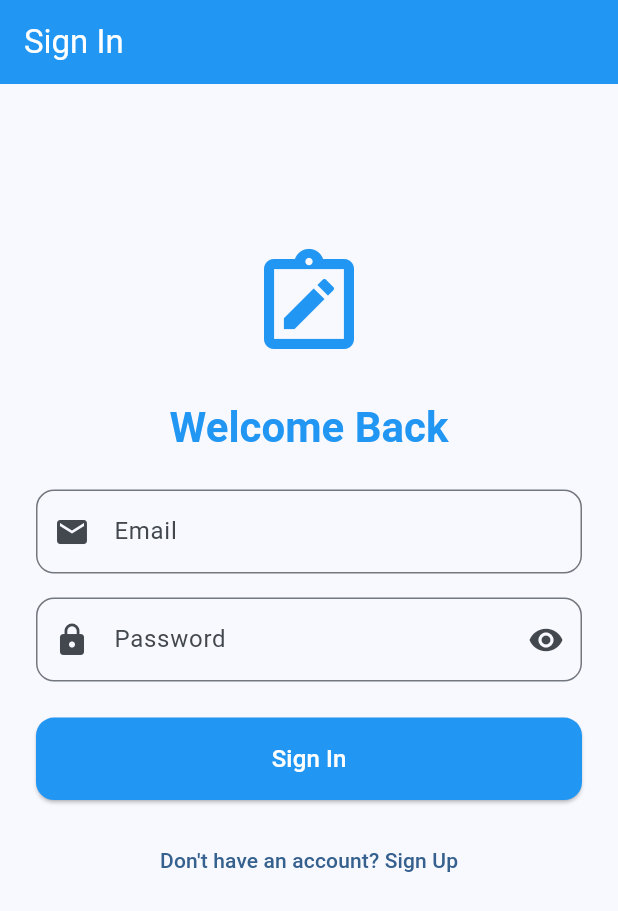
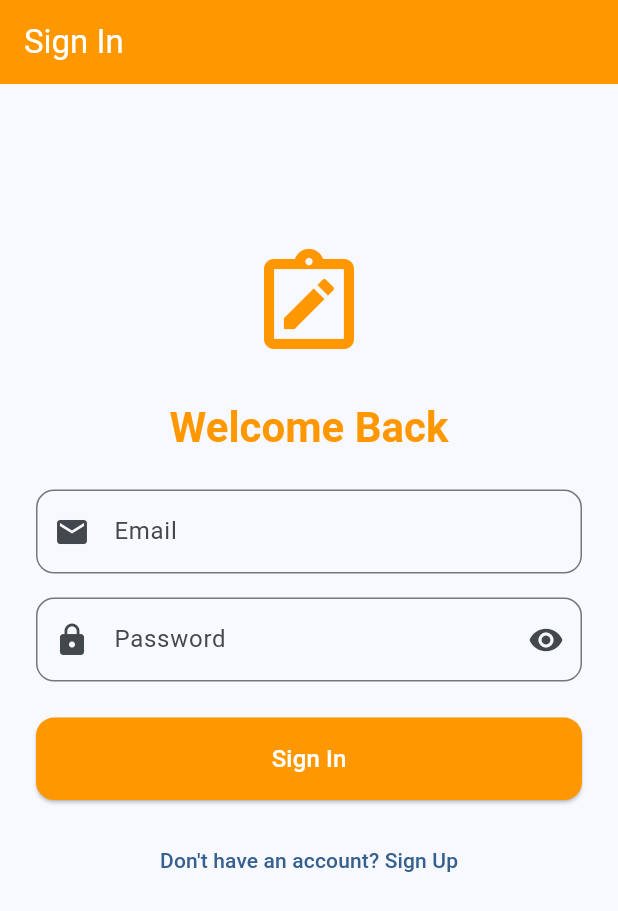
Before and after one commit to belladev250/Notes-app, a Flutter app: the screen it shows after launch, on a phone screen of 412 x 824 dp. Shown: the top 911 px of the screen. Run offline on Flutter 3.47's test engine with Material 3 defaults, Android fonts, the phone set to English and light mode, and no system bars; our stand-ins replace cloud_firestore, equatable, firebase_auth, firebase_core, flutter_bloc; accounts and stored records are empty.

Commit message:
new changes

```diff
--- a/lib/presentation/screens/auth/login_screen.dart
+++ b/lib/presentation/screens/auth/login_screen.dart
@@ -1,10 +1,8 @@
-/// Authentication Screen
-///
 /// Handles both sign-in and sign-up functionality with:
 /// - Form validation for email and password
 /// - Loading states during authentication
-/// - Error handling and user feedback
-/// - Toggle between sign-in and sign-up modes
+
+library;
 
 import 'package:flutter/material.dart';
 import 'package:flutter_bloc/flutter_bloc.dart';
@@ -58,7 +56,7 @@ class _LoginScreenState extends State<LoginScreen> {
     return Scaffold(
       appBar: AppBar(
         title: Text(_isSignUp ? 'Sign Up' : 'Sign In'),
-        backgroundColor: Colors.blue,
+        backgroundColor: Colors.orange,
         foregroundColor: Colors.white,
       ),
       body: BlocConsumer<AuthBloc, AuthState>(
@@ -88,18 +86,22 @@ class _LoginScreenState extends State<LoginScreen> {
                     mainAxisAlignment: MainAxisAlignment.center,
                     crossAxisAlignment: CrossAxisAlignment.stretch,
                     children: [
-                      SizedBox(height: MediaQuery.of(context).size.height * 0.1),
+                      SizedBox(
+                          height: MediaQuery.of(context).size.height * 0.1),
                       const Icon(
                         Icons.note_alt_outlined,
                         size: 80,
-                        color: Colors.blue,
+                        color: Colors.orange,
                       ),
                       const SizedBox(height: 24),
                       Text(
                         _isSignUp ? 'Create Account' : 'Welcome Back',
-                        style: Theme.of(context).textTheme.headlineMedium?.copyWith(
+                        style: Theme.of(context)
+                            .textTheme
+                            .headlineMedium
+                            ?.copyWith(
                               fontWeight: FontWeight.bold,
-                              color: Colors.blue,
+                              color: Colors.orange,
                             ),
                         textAlign: TextAlign.center,
                       ),
@@ -145,7 +147,7 @@ class _LoginScreenState extends State<LoginScreen> {
                       ElevatedButton(
                         onPressed: state is AuthLoading ? null : _submit,
                         style: ElevatedButton.styleFrom(
-                          backgroundColor: Colors.blue,
+                          backgroundColor: Colors.orange,
                           foregroundColor: Colors.white,
                           padding: const EdgeInsets.symmetric(vertical: 16),
                           shape: RoundedRectangleBorder(
@@ -158,7 +160,8 @@ class _LoginScreenState extends State<LoginScreen> {
                                 width: 20,
                                 child: CircularProgressIndicator(
                                   strokeWidth: 2,
-                                  valueColor: AlwaysStoppedAnimation<Color>(Colors.white),
+                                  valueColor: AlwaysStoppedAnimation<Color>(
+                                      Colors.white),
                                 ),
                               )
                             : Text(
@@ -181,7 +184,8 @@ class _LoginScreenState extends State<LoginScreen> {
                               : 'Don\'t have an account? Sign Up',
                         ),
                       ),
-                      SizedBox(height: MediaQuery.of(context).size.height * 0.1),
+                      SizedBox(
+                          height: MediaQuery.of(context).size.height * 0.1),
                     ],
                   ),
                 ),
--- a/lib/presentation/widgets/note_card.dart
+++ b/lib/presentation/widgets/note_card.dart
@@ -42,7 +42,7 @@ class NoteCard extends StatelessWidget {
                   ),
                 ),
                 IconButton(
-                  icon: const Icon(Icons.edit, color: Colors.blue),
+                  icon: const Icon(Icons.edit, color: Colors.orange),
                   onPressed: onEdit,
                   tooltip: 'Edit Note',
                 ),
--- a/lib/presentation/widgets/note_input_dialog.dart
+++ b/lib/presentation/widgets/note_input_dialog.dart
@@ -64,7 +64,7 @@ class _NoteInputDialogState extends State<NoteInputDialog> {
         ),
         ElevatedButton(
           onPressed: _save,
-          style: ElevatedButton.styleFrom(backgroundColor: Colors.blue),
+          style: ElevatedButton.styleFrom(backgroundColor: Colors.orange),
           child: Text(
             widget.initialContent == null ? 'Add' : 'Update',
             style: const TextStyle(color: Colors.white),
```
